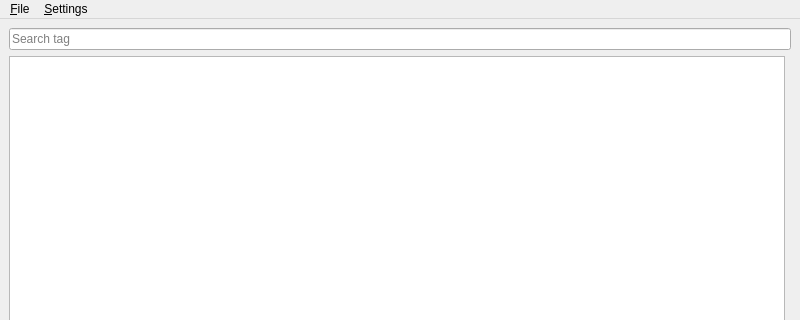
Before: the Qt Designer form gui/MainWindow.ui in jawsper/mscedit, drawn with Qt 5; both pictures show x 0 to 800 and y 0 to 320 of the 800 by 600 pixel window.
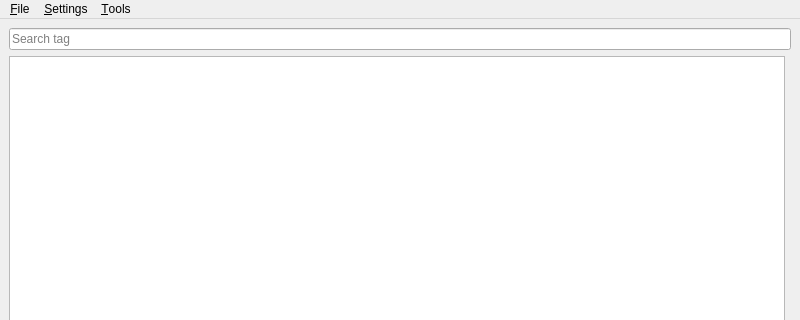
After: the same form once the commit is applied.

Diff of the .ui file:
```diff
--- a/gui/MainWindow.ui
+++ b/gui/MainWindow.ui
@@ -47,7 +47,7 @@
      <x>0</x>
      <y>0</y>
      <width>800</width>
-     <height>25</height>
+     <height>19</height>
     </rect>
    </property>
    <widget class="QMenu" name="menu_File">
@@ -73,8 +73,16 @@
     </widget>
     <addaction name="menuSearch_mode"/>
    </widget>
+   <widget class="QMenu" name="menu_Tools">
+    <property name="title">
+     <string>&amp;Tools</string>
+    </property>
+    <addaction name="action_BoltChecker"/>
+    <addaction name="action_ShowMap"/>
+   </widget>
    <addaction name="menu_File"/>
    <addaction name="menuSettings"/>
+   <addaction name="menu_Tools"/>
   </widget>
   <widget class="QStatusBar" name="statusbar"/>
   <action name="action_Open">
```
Left out of the diff: 17 changed lines with no effect on the pictures.
